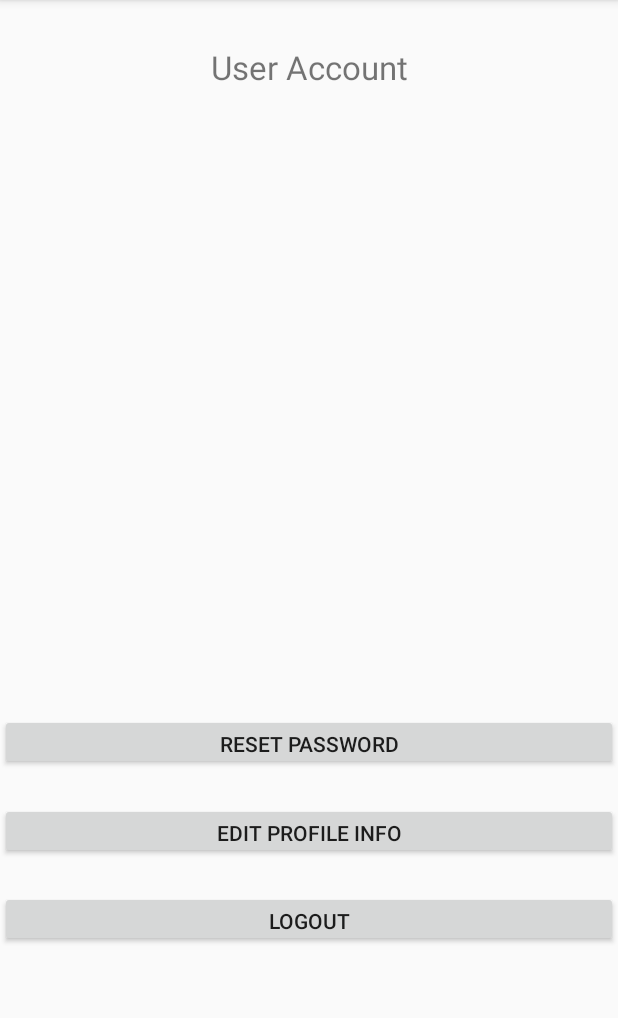
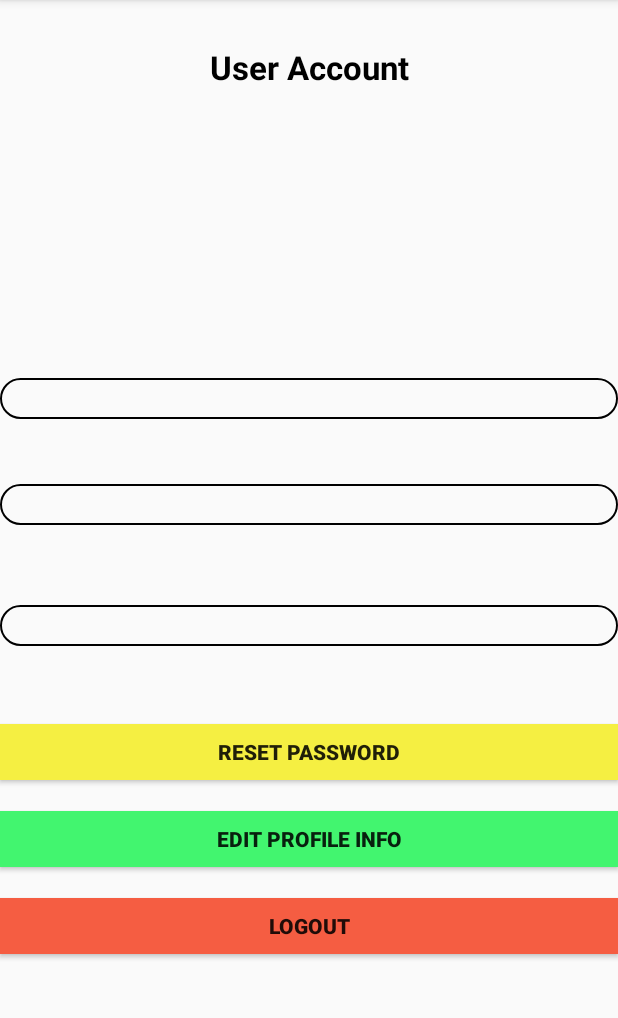
Before and after one commit to sahanmadu/GemMSupportApp, an Android app: the UserAccount screen opened directly, with no data from a screen before it, on a phone screen of 412 x 824 dp, the part 84-1102 px from its top. Run offline under Robolectric (Android 15) with nearby library versions, the phone set to English and light mode, and no system bars; our stand-ins replace Firebase (no records; nobody signed in at launch, a user with empty details on screens opened directly), Picasso; pictures from the network do not load.

Commit message:
implemented some design parts in layouts

```diff
--- a/app/src/main/res/layout/activity_edit_ueser_account.xml
+++ b/app/src/main/res/layout/activity_edit_ueser_account.xml
@@ -14,6 +14,7 @@
         android:ems="10"
         android:inputType="textPersonName"
         android:text="Phone Number"
+        android:background="@drawable/custom_inputs"
         android:textAlignment="center"
         app:layout_constraintEnd_toEndOf="parent"
         app:layout_constraintHorizontal_bias="1.0"
@@ -40,6 +41,7 @@
         android:layout_marginTop="60dp"
         android:ems="10"
         android:inputType="textPersonName"
+        android:background="@drawable/custom_inputs"
         android:text="Full Name"
         android:textAlignment="center"
         app:layout_constraintEnd_toEndOf="parent"
@@ -52,6 +54,7 @@
         android:layout_height="wrap_content"
         android:layout_marginTop="25dp"
         android:ems="10"
+        android:background="@drawable/custom_inputs"
         android:inputType="textPersonName"
         android:text="Email"
         android:textAlignment="center"
@@ -67,6 +70,8 @@
         android:layout_marginTop="72dp"
         android:layout_marginBottom="150dp"
         android:text="SAVE"
+        android:textStyle="bold"
+        android:background="@color/colorPrimary"
         android:textAlignment="center"
         app:layout_constraintBottom_toBottomOf="parent"
         app:layout_constraintEnd_toEndOf="parent"
--- a/app/src/main/res/layout/activity_gem_identify.xml
+++ b/app/src/main/res/layout/activity_gem_identify.xml
@@ -36,6 +36,7 @@
         android:layout_centerHorizontal="true"
         android:layout_marginStart="50dp"
         android:layout_marginTop="50dp"
+        android:textStyle="bold"
         android:layout_marginEnd="50dp"
         android:layout_marginBottom="50dp"
         android:background="@color/colorPrimary"
--- a/app/src/main/res/layout/activity_q_r_scanner.xml
+++ b/app/src/main/res/layout/activity_q_r_scanner.xml
@@ -4,7 +4,8 @@
     xmlns:tools="http://schemas.android.com/tools"
     android:layout_width="match_parent"
     android:layout_height="match_parent"
-    tools:context=".QRScanner">
+    tools:context=".QRScanner"
+    android:background="@color/cardview_shadow_start_color">
 
     <TextView
         android:id="@+id/textView5"
@@ -26,6 +27,7 @@
         android:layout_marginTop="227dp"
         android:layout_marginBottom="360dp"
         android:text="SCAN HERE"
+        android:background="@drawable/custom_button"
         android:textAlignment="center"
         app:layout_constraintBottom_toBottomOf="parent"
         app:layout_constraintEnd_toEndOf="parent"
--- a/app/src/main/res/layout/activity_user_account.xml
+++ b/app/src/main/res/layout/activity_user_account.xml
@@ -13,8 +13,9 @@
         android:layout_marginTop="43dp"
         android:layout_marginBottom="21dp"
         android:text="Phone NO"
+        android:background="@drawable/custom_inputs"
         android:textAlignment="center"
-        android:textSize="17sp"
+        android:textSize="20dp"
         app:layout_constraintBottom_toTopOf="@+id/btnResetPassword"
         app:layout_constraintEnd_toEndOf="parent"
         app:layout_constraintHorizontal_bias="0.0"
@@ -27,6 +28,8 @@
         android:layout_height="32dp"
         android:layout_marginTop="30dp"
         android:text="User Account"
+        android:textStyle="bold"
+        android:textColor="#000000"
         android:textAlignment="center"
         android:textSize="22sp"
         app:layout_constraintEnd_toEndOf="parent"
@@ -53,8 +56,9 @@
         android:layout_height="wrap_content"
         android:layout_marginTop="30dp"
         android:text="Full name"
+        android:background="@drawable/custom_inputs"
         android:textAlignment="center"
-        android:textSize="17sp"
+        android:textSize="20dp"
         app:layout_constraintEnd_toEndOf="parent"
         app:layout_constraintStart_toStartOf="parent"
         app:layout_constraintTop_toBottomOf="@+id/profileimage" />
@@ -65,8 +69,9 @@
         android:layout_height="wrap_content"
         android:layout_marginTop="43dp"
         android:text="Email"
+        android:background="@drawable/custom_inputs"
         android:textAlignment="center"
-        android:textSize="17sp"
+        android:textSize="20dp"
         app:layout_constraintEnd_toEndOf="parent"
         app:layout_constraintHorizontal_bias="0.0"
         app:layout_constraintStart_toStartOf="parent"
@@ -106,6 +111,8 @@
         android:layout_marginTop="21dp"
         android:layout_marginBottom="5dp"
         android:text="RESET PASSWORD"
+        android:background="#f5ef42"
+        android:textStyle="bold"
         android:textAlignment="center"
         app:layout_constraintBottom_toTopOf="@+id/btnChange"
         app:layout_constraintEnd_toEndOf="parent"
@@ -119,6 +126,8 @@
         android:layout_marginTop="5dp"
         android:layout_marginBottom="5dp"
         android:text="EDIT PROFILE INFO"
+        android:background="#42f56f"
+        android:textStyle="bold"
         android:textAlignment="center"
         app:layout_constraintBottom_toTopOf="@+id/button7"
         app:layout_constraintEnd_toEndOf="parent"
@@ -133,8 +142,10 @@
         android:layout_marginTop="5dp"
         android:layout_marginBottom="20dp"
         android:text="LOGOUT"
+        android:background="#f55d42"
+        android:textStyle="bold"
         android:textAlignment="center"
-       android:onClick="logout"
+        android:onClick="logout"
         app:layout_constraintBottom_toTopOf="@+id/txtemailverify"
         app:layout_constraintEnd_toEndOf="parent"
         app:layout_constraintHorizontal_bias="0.0"
--- a/app/src/main/res/layout/activity_weather.xml
+++ b/app/src/main/res/layout/activity_weather.xml
@@ -13,6 +13,7 @@
         android:layout_height="wrap_content"
         android:layout_marginBottom="113dp"
         android:text="SEARCH"
+        android:textStyle="bold"
         android:textAlignment="center"
         android:background="#7FFF00"
         app:layout_constraintBottom_toBottomOf="parent"
@@ -35,7 +36,6 @@
         android:layout_width="0dp"
         android:layout_height="wrap_content"
         android:layout_marginTop="42dp"
-        android:text="TextView"
         android:textAlignment="center"
         android:textSize="25sp"
         app:layout_constraintEnd_toEndOf="parent"
@@ -49,7 +49,6 @@
         android:layout_width="0dp"
         android:layout_height="wrap_content"
         android:layout_marginTop="43dp"
-        android:text="TextView"
         android:textAlignment="center"
         android:textSize="25sp"
         android:textColor="#F0FFFF"
@@ -63,7 +62,6 @@
         android:layout_width="0dp"
         android:layout_height="wrap_content"
         android:layout_marginTop="76dp"
-        android:text="TextView"
         android:textAlignment="center"
         android:textSize="25sp"
         android:textColor="#F0FFFF"
```
Also changed, not shown: app/src/main/res/layout/activity_home_page.xml (+0 -19 lines), app/src/main/res/layout/activity_weather_search.xml (+5 -2 lines).
